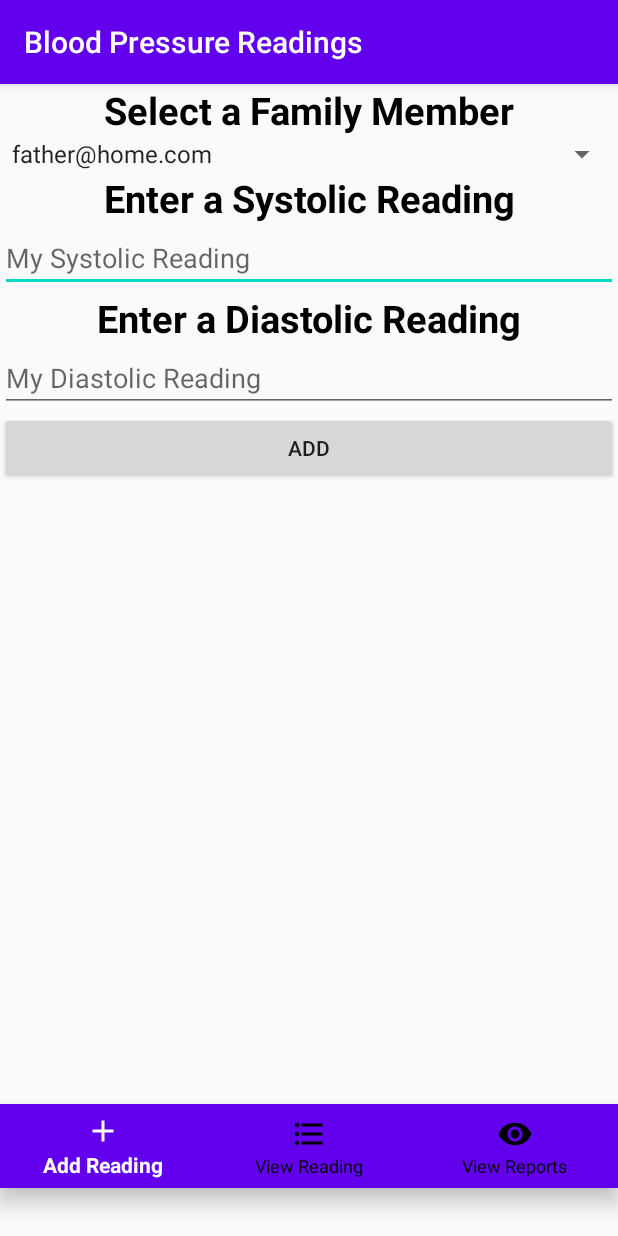
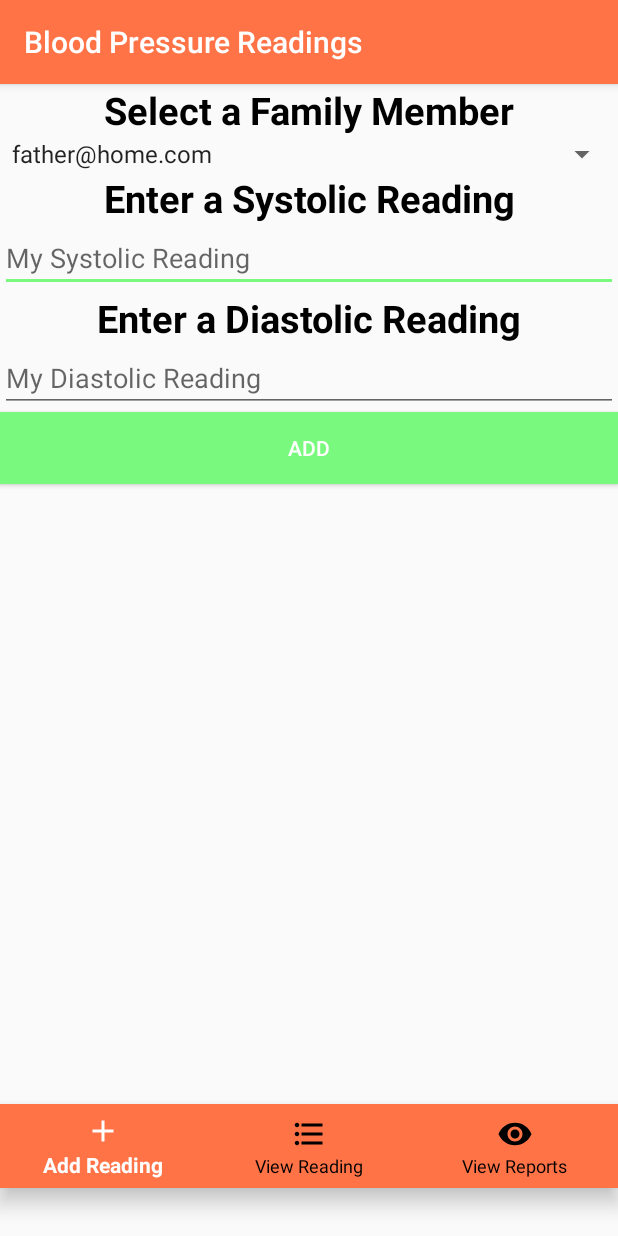
Before and after one commit to NoahMacRitchie/MobileDevelopmentAssigment02, an Android app: the screen it shows after launch (AddActivity), on a phone screen of 412 x 824 dp. Run offline under Robolectric (Android 15) with nearby library versions, the phone set to English and light mode, and no system bars; our stand-ins replace Firebase (no records; nobody signed in at launch, a user with empty details on screens opened directly).

```diff
--- a/app/src/main/java/com/example/mobiledevelopmentassigment02/AddActivity.java
+++ b/app/src/main/java/com/example/mobiledevelopmentassigment02/AddActivity.java
@@ -123,7 +123,7 @@ public class AddActivity extends AppCompatActivity {
         } else {
             time += "AM";
         }
-        String condition;
+        String condition = "";
 
         if(systolic < 120 && diastolic < 80){
             condition = "Normal";
@@ -154,7 +154,7 @@ public class AddActivity extends AppCompatActivity {
             @Override
             public void onSuccess(Object o) {
                 Toast.makeText(AddActivity.this,"Reading added.",Toast.LENGTH_LONG).show();
-                finish();
+                //finish();
             }
         });
 
--- a/app/src/main/java/com/example/mobiledevelopmentassigment02/Reading.java
+++ b/app/src/main/java/com/example/mobiledevelopmentassigment02/Reading.java
@@ -65,7 +65,7 @@ public class Reading {
     public String getCondition() { return condition; }
 
     public void setCondition(String condition) {
-        this.currentTime = condition;
+        this.condition = condition;
     }
 
 }
--- a/app/src/main/res/layout/activity_add.xml
+++ b/app/src/main/res/layout/activity_add.xml
@@ -64,6 +64,8 @@
         android:id="@+id/button2"
         android:layout_width="match_parent"
         android:layout_height="wrap_content"
+        android:background="@color/colorAccent"
+        android:textColor="@color/colorText"
         android:text="@string/addButt" />
 
     <LinearLayout
--- a/app/src/main/res/layout/list_layout.xml
+++ b/app/src/main/res/layout/list_layout.xml
@@ -30,4 +30,10 @@
         android:layout_height="wrap_content"
         android:text="TextView" />
 
+    <TextView
+        android:id="@+id/con"
+        android:layout_width="match_parent"
+        android:layout_height="wrap_content"
+        android:text="TextView" />
+
 </LinearLayout>
--- a/app/src/main/res/layout/update_dialog.xml
+++ b/app/src/main/res/layout/update_dialog.xml
@@ -48,12 +48,16 @@
         android:id="@+id/button2"
         android:layout_width="match_parent"
         android:layout_height="wrap_content"
+        android:background="@color/colorAccent"
+        android:textColor="@color/colorText"
         android:text="@string/update" />
 
     <Button
         android:id="@+id/btnDelete"
         android:layout_width="match_parent"
         android:layout_height="wrap_content"
+        android:background="@color/colorPrimary"
+        android:textColor="@color/colorText"
         android:text="@string/btnDelete" />
 
 
--- a/app/src/main/res/values/colors.xml
+++ b/app/src/main/res/values/colors.xml
@@ -1,6 +1,7 @@
 <?xml version="1.0" encoding="utf-8"?>
 <resources>
-    <color name="colorPrimary">#6200EE</color>
-    <color name="colorPrimaryDark">#3700B3</color>
-    <color name="colorAccent">#03DAC5</color>
+    <color name="colorPrimary">#FF7347</color>
+    <color name="colorPrimaryDark">#FB4208</color>
+    <color name="colorAccent">#79FA7E</color>
+    <color name="colorText">#FFFFFF</color>
 </resources>
--- a/app/src/main/res/values/strings.xml
+++ b/app/src/main/res/values/strings.xml
@@ -7,8 +7,12 @@
         <item>grandpa@home.com</item>
     </array>
     <string name="select_title">Select a Family Member</string>
+    <string name="date">Date: </string>
     <string name="systolic_prompt">Enter a Systolic Reading</string>
     <string name="my_systolic">My Systolic Reading</string>
+    <string name="systolic_reading">Systolic Reading: </string>
+    <string name="diastolic_reading">Diastolic Reading: </string>
+    <string name="condition">Condition: </string>
     <string name="diastolic_prompt">Enter a Diastolic Reading</string>
     <string name="my_diastolic">My Diastolic Reading</string>
     <string name="addButt">Add</string>
@@ -17,4 +21,5 @@
     <string name="back_butt">Back</string>
     <string name="update">Update</string>
     <string name="btnDelete">Delete</string>
+    <string name="systolic">\"Systolic \"</string>
 </resources>
```
Also changed, not shown: app/src/main/java/com/example/mobiledevelopmentassigment02/ReadingListAdapter.java (+10 -4 lines), app/src/main/java/com/example/mobiledevelopmentassigment02/RetrieveReadings.java (+41 -1 lines).
